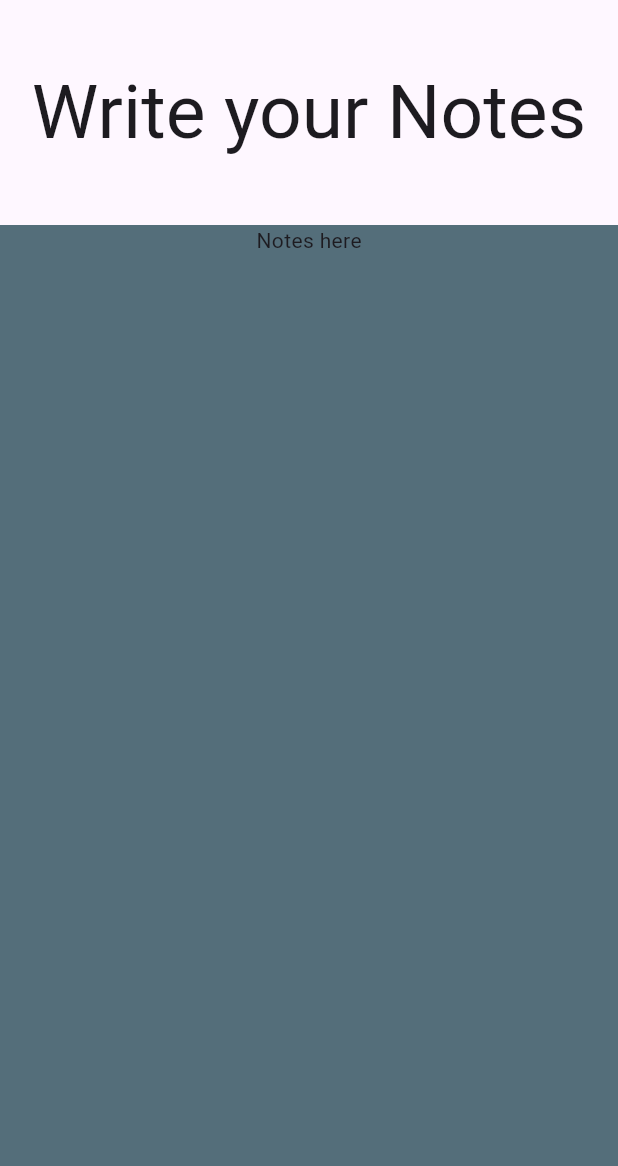
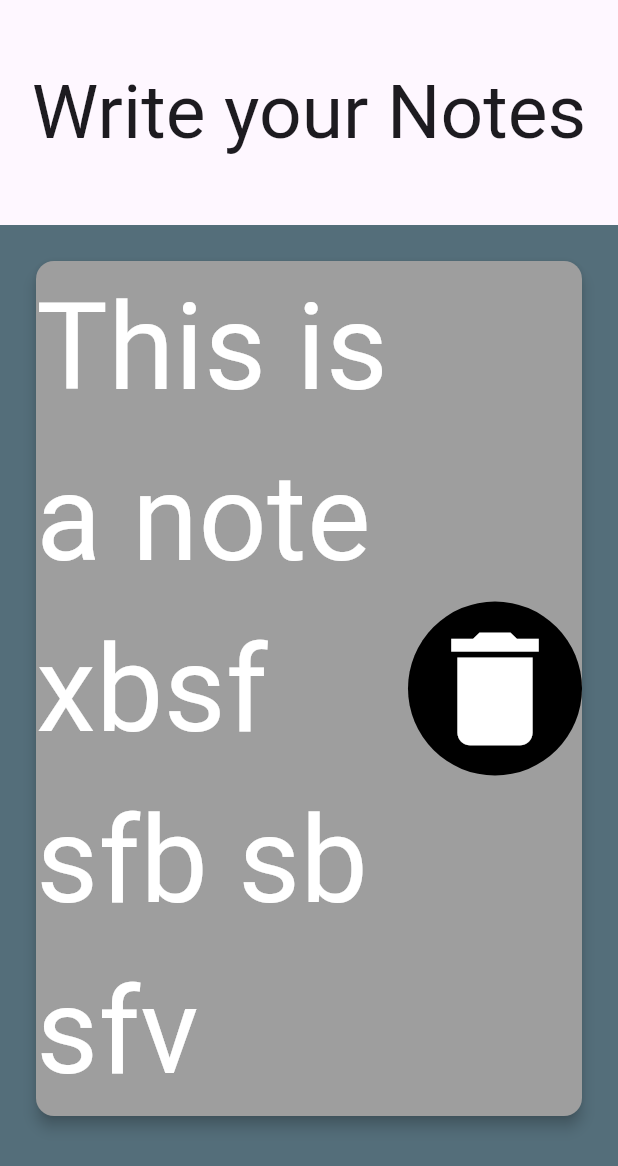
Before and after one commit to grbpdl/Note-App-using-Flutter, a Flutter app: the screen it shows after launch, on a phone screen of 412 x 824 dp. Shown: the top 1166 px of the screen. Run offline on Flutter 3.47's test engine with Material 3 defaults, Android fonts, the phone set to English and light mode, and no system bars.

Commit message:
Card Added for storig notes

```diff
--- a/lib/main.dart
+++ b/lib/main.dart
@@ -1,4 +1,5 @@
 import 'package:flutter/material.dart';
+import 'package:note_application/widget/Card.dart';
 
 void main() {
   runApp(const MainApp());
@@ -25,7 +26,7 @@ class MainApp extends StatelessWidget {
           width: double.maxFinite,
           color: Colors.blueGrey.shade600,
           child: Column(children: [
-            const Text("Notes here"),
+            MyCard(),
           ]),
         ),
       ),
--- /dev/null
+++ b/lib/widget/Card.dart
@@ -0,0 +1,44 @@
+import 'package:flutter/material.dart';
+import 'package:flutter/widgets.dart';
+
+class MyCard extends StatelessWidget {
+  const MyCard({super.key});
+
+  @override
+  Widget build(BuildContext context) {
+    return Padding(
+      padding: const EdgeInsets.all(20.0),
+      child: Card(
+        color: Colors.grey,
+        elevation: 4,
+        child: Row(
+            mainAxisAlignment: MainAxisAlignment.spaceAround,
+            crossAxisAlignment: CrossAxisAlignment.center,
+            children: [
+              Expanded(
+                child: Text(
+                  "This is a note xbsf sfb sb sfv ",
+                  style: TextStyle(fontSize: 80, color: Colors.white),
+                ),
+              ),
+              Container(
+                decoration: BoxDecoration(
+                  shape: BoxShape.circle,
+                  color: Colors.black,
+                ),
+                child: IconButton(
+                    hoverColor: Colors.red,
+                    onPressed: delete,
+                    icon: Icon(
+                      Icons.delete,
+                      color: Colors.white,
+                      size: 100,
+                    )),
+              )
+            ]),
+      ),
+    );
+  }
+
+  void delete() {}
+}
```
